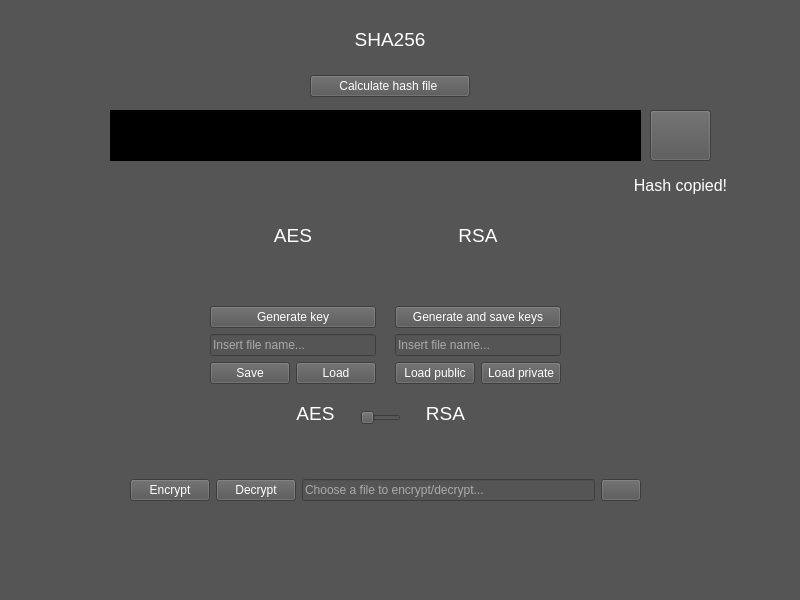
First picture: the form in QTCrypto.ui, repository Yaneshema/QTCrypto, before the edit.
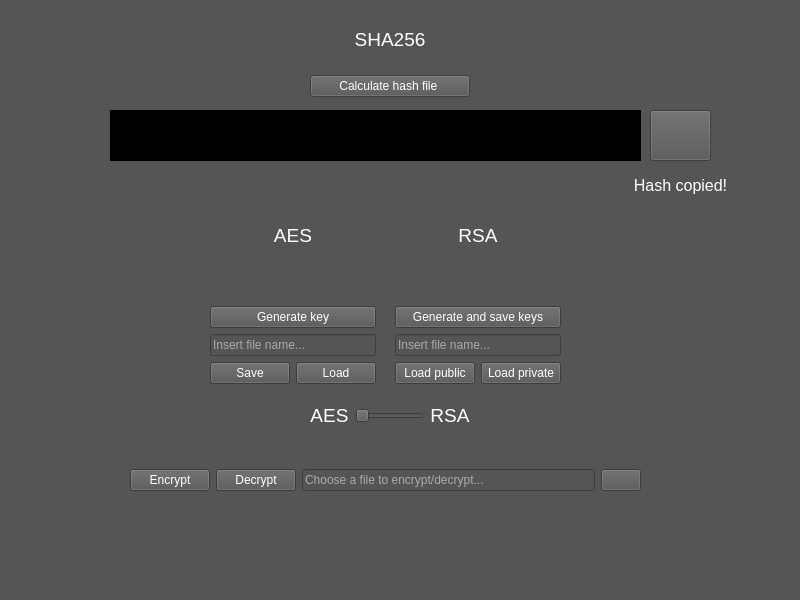
Second picture: the form after the edit. Icons and pictures are not drawn.

What changed in the file:
```diff
--- a/QTCrypto.ui
+++ b/QTCrypto.ui
@@ -16,14 +16,23 @@
   <property name="styleSheet">
    <string notr="true">background-color: rgb(85, 85, 85);</string>
   </property>
+  <property name="iconSize">
+   <size>
+    <width>48</width>
+    <height>48</height>
+   </size>
+  </property>
+  <property name="toolButtonStyle">
+   <enum>Qt::ToolButtonTextOnly</enum>
+  </property>
   <widget class="QWidget" name="centralwidget">
    <widget class="QWidget" name="horizontalLayoutWidget">
     <property name="geometry">
      <rect>
       <x>130</x>
-      <y>450</y>
+      <y>460</y>
       <width>511</width>
-      <height>80</height>
+      <height>41</height>
      </rect>
     </property>
     <layout class="QHBoxLayout" name="horizontalLayout">
@@ -73,70 +82,6 @@
      </item>
     </layout>
    </widget>
-   <widget class="QSlider" name="mode">
-    <property name="geometry">
-     <rect>
-      <x>360</x>
-      <y>410</y>
-      <width>41</width>
-      <height>16</height>
-     </rect>
-    </property>
-    <property name="maximum">
-     <number>1</number>
-    </property>
-    <property name="orientation">
-     <enum>Qt::Horizontal</enum>
-    </property>
-   </widget>
-   <widget class="QLabel" name="AES">
-    <property name="geometry">
-     <rect>
-      <x>290</x>
-      <y>400</y>
-      <width>51</width>
-      <height>27</height>
-     </rect>
-    </property>
-    <property name="font">
-     <font>
-      <pointsize>14</pointsize>
-     </font>
-    </property>
-    <property name="styleSheet">
-     <string notr="true">color: rgb(255, 255, 255);</string>
-    </property>
-    <property name="text">
-     <string>AES</string>
-    </property>
-    <property name="alignment">
-     <set>Qt::AlignCenter</set>
-    </property>
-   </widget>
-   <widget class="QLabel" name="RSA">
-    <property name="geometry">
-     <rect>
-      <x>420</x>
-      <y>400</y>
-      <width>51</width>
-      <height>27</height>
-     </rect>
-    </property>
-    <property name="font">
-     <font>
-      <pointsize>14</pointsize>
-     </font>
-    </property>
-    <property name="styleSheet">
-     <string notr="true">color: rgb(255, 255, 255);</string>
-    </property>
-    <property name="text">
-     <string>RSA</string>
-    </property>
-    <property name="alignment">
-     <set>Qt::AlignCenter</set>
-    </property>
-   </widget>
    <widget class="QWidget" name="horizontalLayoutWidget_2">
     <property name="geometry">
      <rect>
@@ -430,6 +375,64 @@
      <set>Qt::AlignCenter</set>
     </property>
    </widget>
+   <widget class="QWidget" name="horizontalLayoutWidget_3">
+    <property name="geometry">
+     <rect>
+      <x>310</x>
+      <y>390</y>
+      <width>160</width>
+      <height>51</height>
+     </rect>
+    </property>
+    <layout class="QHBoxLayout" name="horizontalLayout_2">
+     <item>
+      <widget class="QLabel" name="AES">
+       <property name="font">
+        <font>
+         <pointsize>14</pointsize>
+        </font>
+       </property>
+       <property name="styleSheet">
+        <string notr="true">color: rgb(255, 255, 255);</string>
+       </property>
+       <property name="text">
+        <string>AES</string>
+       </property>
+       <property name="alignment">
+        <set>Qt::AlignCenter</set>
+       </property>
+      </widget>
+     </item>
+     <item>
+      <widget class="QSlider" name="mode">
+       <property name="maximum">
+        <number>1</number>
+       </property>
+       <property name="orientation">
+        <enum>Qt::Horizontal</enum>
+       </property>
+      </widget>
+     </item>
+     <item>
+      <widget class="QLabel" name="RSA">
+       <property name="font">
+        <font>
+         <pointsize>14</pointsize>
+        </font>
+       </property>
+       <property name="styleSheet">
+        <string notr="true">color: rgb(255, 255, 255);</string>
+       </property>
+       <property name="text">
+        <string>RSA</string>
+       </property>
+       <property name="alignment">
+        <set>Qt::AlignCenter</set>
+       </property>
+      </widget>
+     </item>
+    </layout>
+   </widget>
   </widget>
   <widget class="QMenuBar" name="menubar">
    <property name="geometry">
```
Left out of the diff: 3 changed lines with no effect on the pictures.
